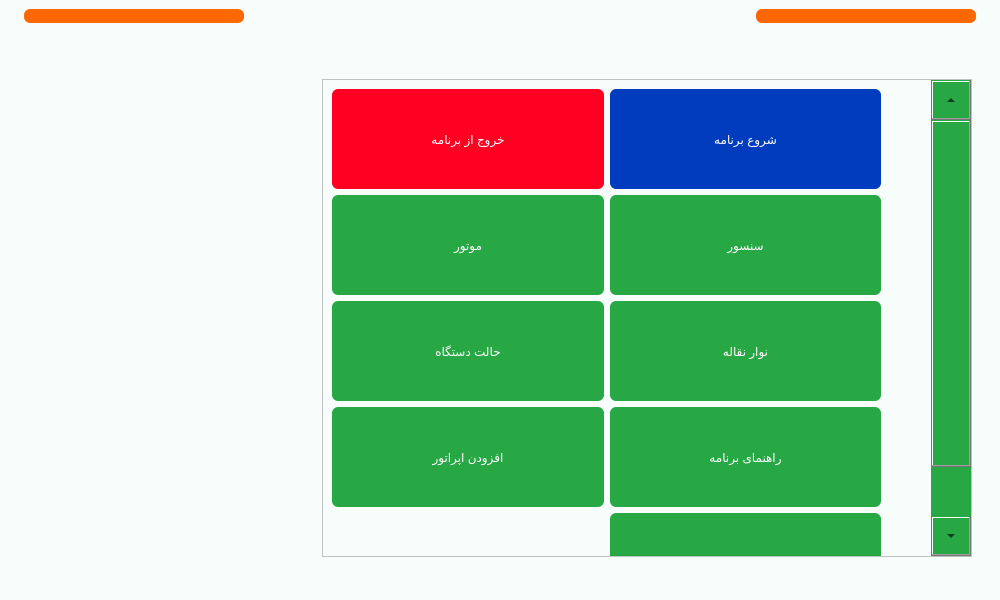
Qt form main.ui (Farazist/raspberrypi-app) before a commit.
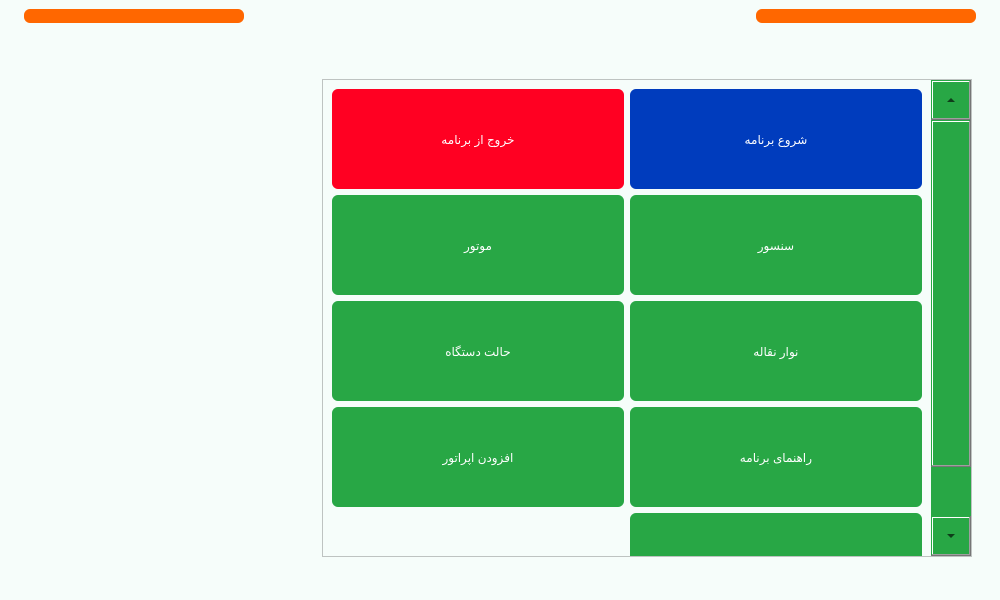
The same form after that commit. Icons and pictures are not drawn.

Commit message: footer background-color widgets:none

The edit to the form file:
```diff
--- a/main.ui
+++ b/main.ui
@@ -2143,8 +2143,17 @@
               </rect>
              </property>
              <layout class="QGridLayout" name="gridLayout_2">
+              <property name="leftMargin">
+               <number>9</number>
+              </property>
+              <property name="topMargin">
+               <number>9</number>
+              </property>
               <property name="rightMargin">
-               <number>50</number>
+               <number>9</number>
+              </property>
+              <property name="bottomMargin">
+               <number>9</number>
               </property>
               <item row="4" column="3">
                <widget class="QPushButton" name="btnSetting8">
```
Left out of the diff: 6 changed lines with no effect on the pictures. The commit also changes 1 other file.
